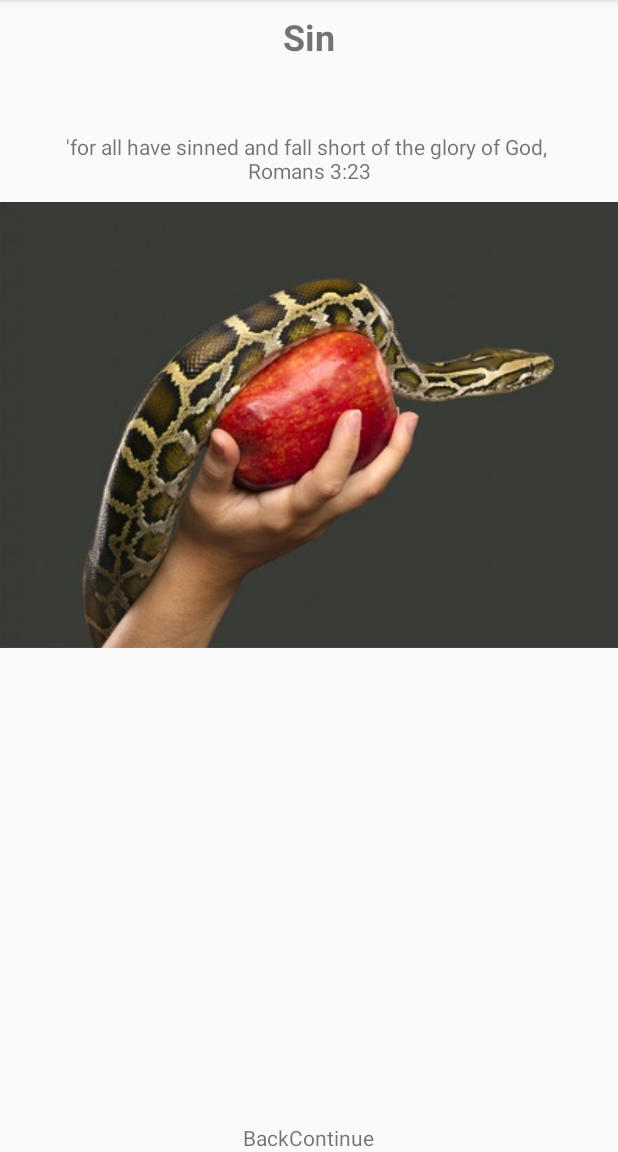
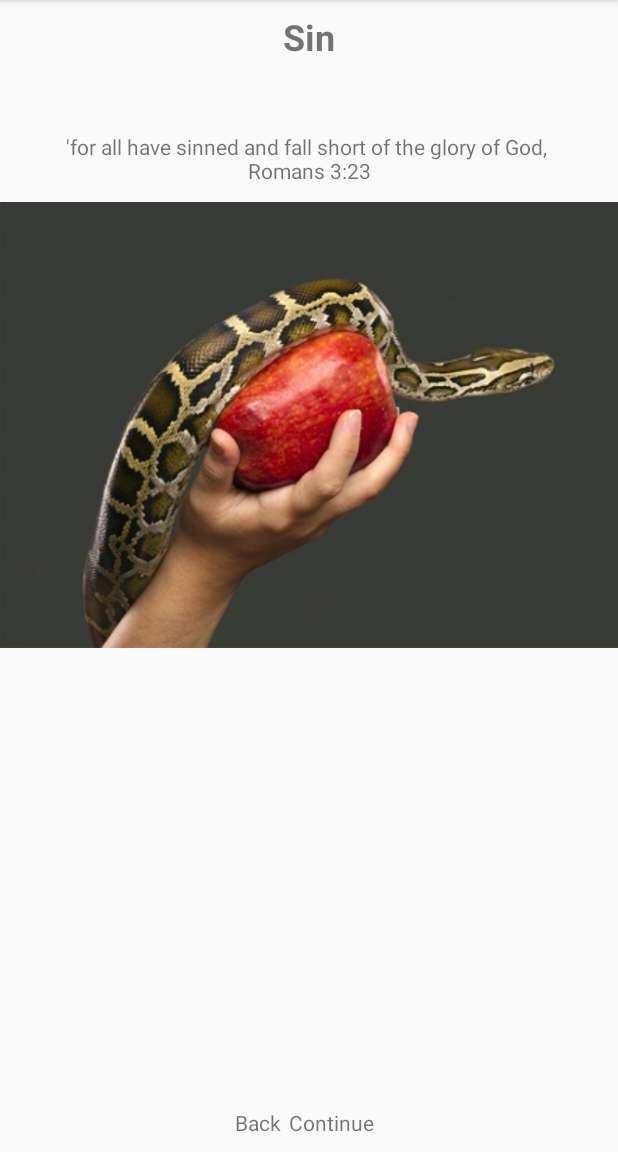
Before and after one commit to uenvymenow/EvangelismApp, an Android app: the SinActivity screen opened directly, with no data from a screen before it, on a phone screen of 412 x 824 dp, the part 84-1236 px from its top. Run offline under Robolectric (Android 15) with nearby library versions, the phone set to English and light mode, and no system bars.

Commit message:
Added stacktrace and tried adding flags to BackTextView

```diff
--- a/app/src/main/java/com/example/aaron/evangelismapp/SinActivity.java
+++ b/app/src/main/java/com/example/aaron/evangelismapp/SinActivity.java
@@ -3,6 +3,7 @@ package com.example.aaron.evangelismapp;
 import android.content.Intent;
 import android.support.v7.app.AppCompatActivity;
 import android.os.Bundle;
+import android.util.Log;
 import android.view.View;
 import android.widget.Button;
 import android.widget.ImageView;
@@ -36,17 +37,22 @@ public class SinActivity extends AppCompatActivity {
         sinImage.setImageResource(R.drawable.sinimage);
 
         // Access Textview by finding id
-        TextView backBtn = findViewById(R.id.backButton);
+        TextView backTextView = findViewById(R.id.backTextView);
 
         // Create onClickListener
-        backBtn.setOnClickListener(new OnClickListener() {
+        backTextView.setOnClickListener(new OnClickListener() {
             @Override
             public void onClick(View v) {
-                Intent bloodActivity = new Intent(SinActivity.this, BloodActivity.class);
+                Intent bloodActivity = new Intent(SinActivity.this, BloodActivity.class)
+                .addFlags(Intent.FLAG_ACTIVITY_CLEAR_TASK)
+                .addFlags(Intent.FLAG_ACTIVITY_CLEAR_TOP)
+                .addFlags(Intent.FLAG_ACTIVITY_NEW_TASK);
                 startActivity(bloodActivity);
             }
         });
 
+        Log.d("EvangelismApp", Log.getStackTraceString(new Exception()));
+
     }
 
 }
--- a/app/src/main/res/layout/activity_sin.xml
+++ b/app/src/main/res/layout/activity_sin.xml
@@ -18,14 +18,18 @@
             android:layout_width="wrap_content"
             android:layout_height="wrap_content"
             android:gravity="center_horizontal"
-            android:text="@string/backText" />
+            android:text="@string/backText"
+            android:paddingRight="5dp"
+            android:paddingBottom="10dp"/>
 
         <TextView
             android:id="@+id/continueTextView"
             android:layout_width="wrap_content"
             android:layout_height="wrap_content"
             android:gravity="center_horizontal"
-            android:text="@string/continueText" />
+            android:text="@string/continueText"
+            android:paddingRight="5dp"
+            android:paddingBottom="10dp"/>
     </LinearLayout>
 
     <ScrollView
--- a/build.gradle
+++ b/build.gradle
@@ -7,7 +7,7 @@ buildscript {
         jcenter()
     }
     dependencies {
-        classpath 'com.android.tools.build:gradle:3.0.1'
+        classpath 'com.android.tools.build:gradle:3.1.0'
 
 
         // NOTE: Do not place your application dependencies here; they belong
```
Also changed, not shown: gradle/wrapper/gradle-wrapper.properties, 1 other file.
